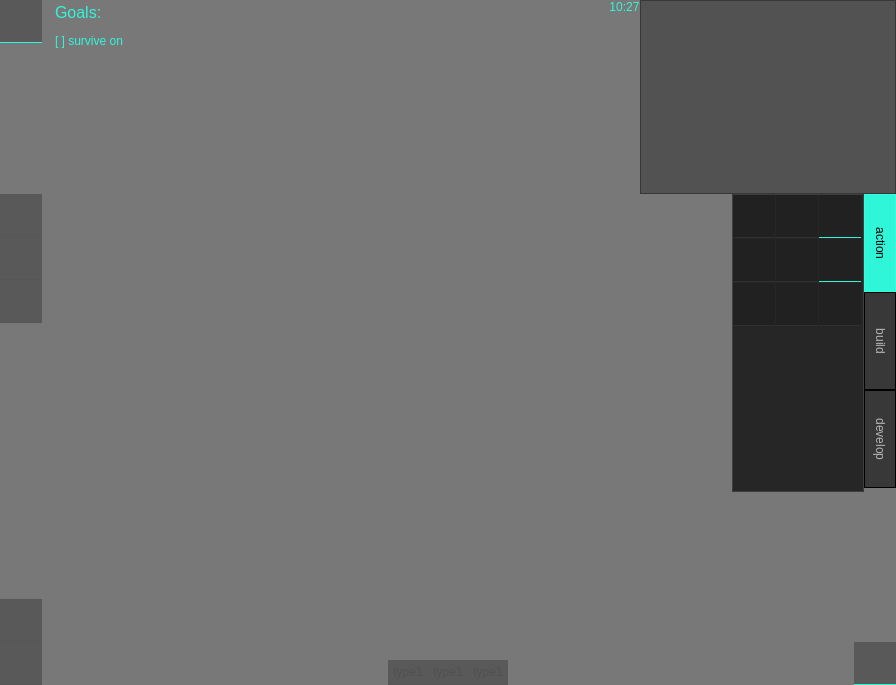
Above: src/ui/battle_widget.ui from k88936/UnRustedWarfare before the change. Below: the same form after it.
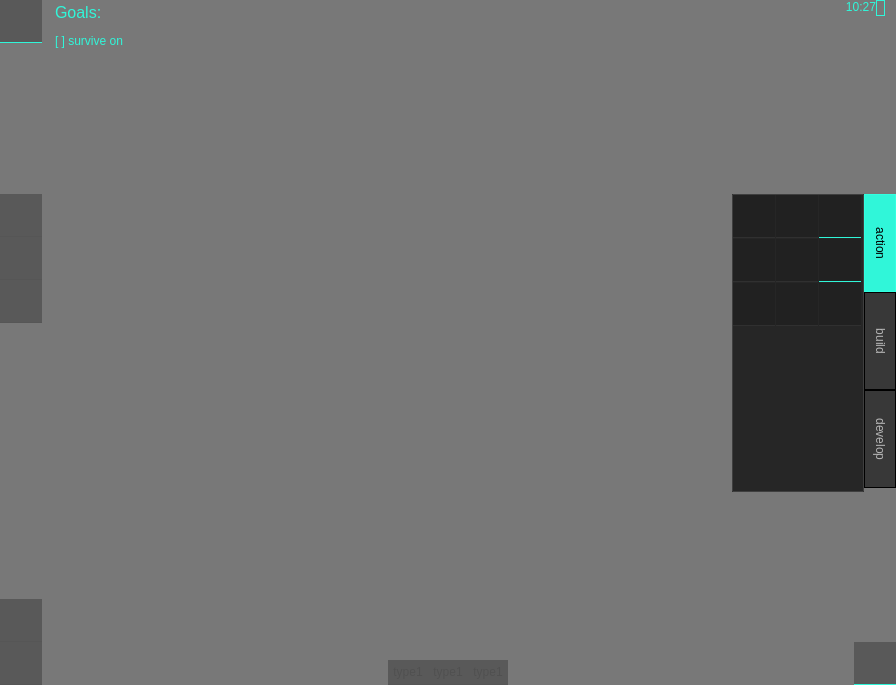
That is the form after the change. Icons and pictures are not drawn. Custom widgets are drawn as their Qt base class.

Patch:
```diff
--- a/src/ui/battle_widget.ui
+++ b/src/ui/battle_widget.ui
@@ -444,6 +444,12 @@
      </item>
      <item>
       <widget class="QLabel" name="label_tasks">
+       <property name="sizePolicy">
+        <sizepolicy hsizetype="Expanding" vsizetype="Preferred">
+         <horstretch>0</horstretch>
+         <verstretch>0</verstretch>
+        </sizepolicy>
+       </property>
        <property name="styleSheet">
         <string notr="true">margin-left:10px;</string>
        </property>
@@ -464,21 +470,14 @@
        </property>
       </widget>
      </item>
-     <item>
-      <spacer name="horizontalSpacer">
-       <property name="orientation">
-        <enum>Qt::Orientation::Horizontal</enum>
-       </property>
-       <property name="sizeHint" stdset="0">
-        <size>
-         <width>40</width>
-         <height>20</height>
-        </size>
-       </property>
-      </spacer>
-     </item>
      <item>
       <widget class="QLabel" name="label_info">
+       <property name="sizePolicy">
+        <sizepolicy hsizetype="Expanding" vsizetype="Preferred">
+         <horstretch>0</horstretch>
+         <verstretch>0</verstretch>
+        </sizepolicy>
+       </property>
        <property name="text">
         <string>&lt;html&gt;&lt;head/&gt;&lt;body&gt;&lt;p&gt;&lt;span style=&quot; color:#30f6d9;&quot;&gt;10:27&lt;/span&gt;&lt;/p&gt;&lt;p&gt;&lt;span style=&quot; color:#30f6d9;&quot;&gt;&lt;br/&gt;&lt;/span&gt;&lt;/p&gt;&lt;/body&gt;&lt;/html&gt;</string>
        </property>
@@ -486,22 +485,48 @@
         <bool>false</bool>
        </property>
        <property name="alignment">
-        <set>Qt::AlignmentFlag::AlignHCenter|Qt::AlignmentFlag::AlignTop</set>
+        <set>Qt::AlignmentFlag::AlignRight|Qt::AlignmentFlag::AlignTop|Qt::AlignmentFlag::AlignTrailing</set>
        </property>
       </widget>
      </item>
      <item>
-      <widget class="QGraphicsView" name="mapView">
-       <property name="sizePolicy">
-        <sizepolicy hsizetype="Preferred" vsizetype="Preferred">
-         <horstretch>0</horstretch>
-         <verstretch>0</verstretch>
-        </sizepolicy>
-       </property>
-       <property name="focusPolicy">
-        <enum>Qt::FocusPolicy::NoFocus</enum>
-       </property>
-      </widget>
+      <layout class="QVBoxLayout" name="verticalLayout_7">
+       <item>
+        <widget class="QLabel" name="map_view">
+         <property name="sizePolicy">
+          <sizepolicy hsizetype="Maximum" vsizetype="Maximum">
+           <horstretch>0</horstretch>
+           <verstretch>0</verstretch>
+          </sizepolicy>
+         </property>
+         <property name="styleSheet">
+          <string notr="true">border:1px solid rgb(48, 246, 217);</string>
+         </property>
+         <property name="frameShape">
+          <enum>QFrame::Shape::NoFrame</enum>
+         </property>
+         <property name="text">
+          <string/>
+         </property>
+         <property name="alignment">
+          <set>Qt::AlignmentFlag::AlignHCenter|Qt::AlignmentFlag::AlignTop</set>
+         </property>
+        </widget>
+       </item>
+       <item>
+        <spacer name="verticalSpacer_5">
+         <property name="orientation">
+          <enum>Qt::Orientation::Vertical</enum>
+         </property>
+         <property name="sizeHint" stdset="0">
+          <size>
+           <width>20</width>
+           <height>40</height>
+          </size>
+         </property>
+        </spacer>
+       </item>
+      </layout>
      </item>
     </layout>
    </item>
```
Left out of the diff: 1 changed line with no effect on the pictures.
